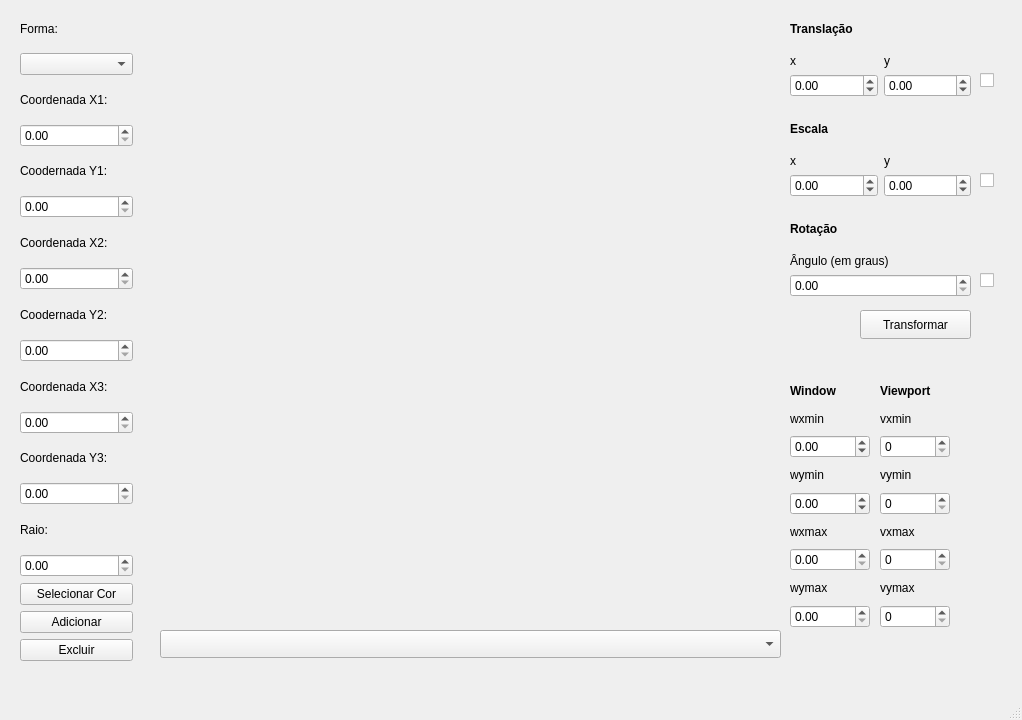
Qt form mainwindow.ui (WallaceJunior14/computer-graphics) before a commit.
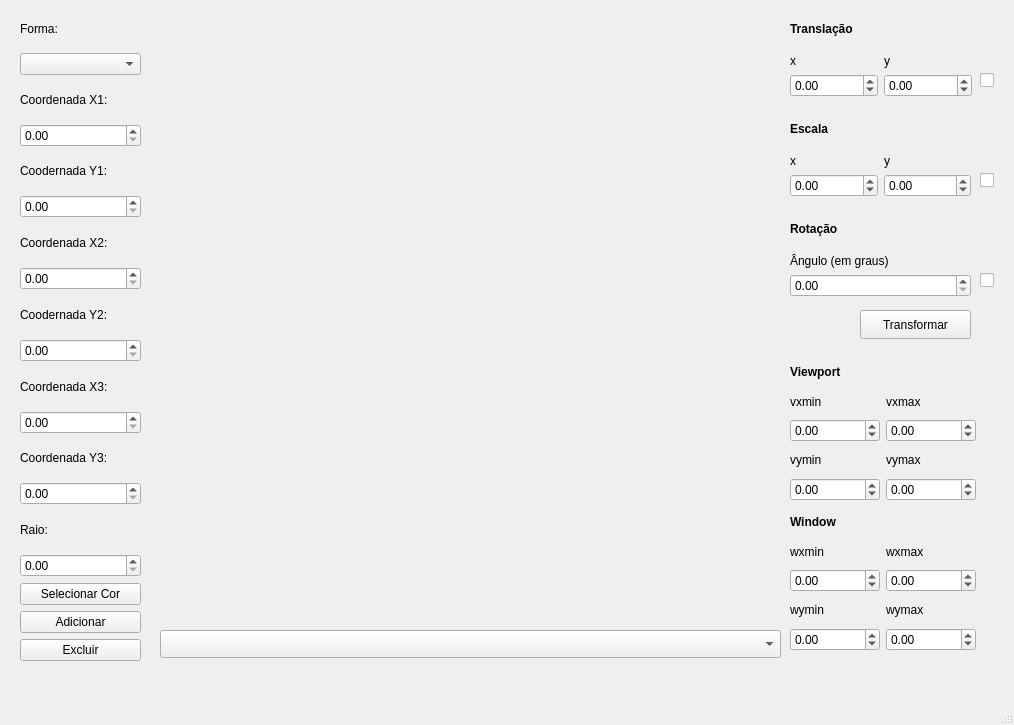
The same form after that commit. Custom widgets are drawn as their Qt base class.

Commit message: Transformada de viewport realizada

The edit to the form file:
```diff
--- a/mainwindow.ui
+++ b/mainwindow.ui
@@ -6,8 +6,8 @@
    <rect>
     <x>0</x>
     <y>0</y>
-    <width>1022</width>
-    <height>720</height>
+    <width>1014</width>
+    <height>725</height>
    </rect>
   </property>
   <property name="windowTitle">
@@ -35,7 +35,7 @@
      <rect>
       <x>20</x>
       <y>10</y>
-      <width>113</width>
+      <width>121</width>
       <height>651</height>
      </rect>
     </property>
@@ -205,7 +205,7 @@
      <rect>
       <x>790</x>
       <y>10</y>
-      <width>181</width>
+      <width>182</width>
       <height>87</height>
      </rect>
     </property>
@@ -409,13 +409,20 @@
     <property name="geometry">
      <rect>
       <x>790</x>
-      <y>380</y>
-      <width>80</width>
-      <height>248</height>
+      <y>510</y>
+      <width>186</width>
+      <height>141</height>
      </rect>
     </property>
-    <layout class="QVBoxLayout" name="layoutWindow">
-     <item>
+    <layout class="QGridLayout" name="gridLayout_4">
+     <item row="1" column="0">
+      <widget class="QLabel" name="lblWMInX">
+       <property name="text">
+        <string>wxmin</string>
+       </property>
+      </widget>
+     </item>
+     <item row="0" column="0">
       <widget class="QLabel" name="labelWindow">
        <property name="font">
         <font>
@@ -427,66 +434,65 @@
        </property>
       </widget>
      </item>
-     <item>
-      <widget class="QLabel" name="label">
-       <property name="text">
-        <string>wxmin</string>
-       </property>
-      </widget>
-     </item>
-     <item>
-      <widget class="QDoubleSpinBox" name="spinWxMin">
+     <item row="2" column="0">
+      <widget class="QDoubleSpinBox" name="spinWMinX">
        <property name="minimum">
-        <double>-99.000000000000000</double>
+        <double>-600.000000000000000</double>
        </property>
        <property name="maximum">
-        <double>200.000000000000000</double>
+        <double>600.000000000000000</double>
        </property>
       </widget>
      </item>
-     <item>
-      <widget class="QLabel" name="label_2">
-       <property name="text">
-        <string>wymin</string>
-       </property>
-      </widget>
-     </item>
-     <item>
-      <widget class="QDoubleSpinBox" name="spinWyMin">
-       <property name="decimals">
-        <number>2</number>
-       </property>
-       <property name="minimum">
-        <double>-99.000000000000000</double>
-       </property>
-       <property name="maximum">
-        <double>300.000000000000000</double>
-       </property>
-      </widget>
-     </item>
-     <item>
+     <item row="1" column="1">
       <widget class="QLabel" name="label_3">
        <property name="text">
         <string>wxmax</string>
        </property>
       </widget>
      </item>
-     <item>
-      <widget class="QDoubleSpinBox" name="spinWxMax">
+     <item row="2" column="1">
+      <widget class="QDoubleSpinBox" name="spinWMaxX">
+       <property name="minimum">
+        <double>-600.000000000000000</double>
+       </property>
        <property name="maximum">
         <double>600.000000000000000</double>
        </property>
       </widget>
      </item>
-     <item>
-      <widget class="QLabel" name="label_4">
+     <item row="6" column="1">
+      <widget class="QDoubleSpinBox" name="spinWMaxY">
+       <property name="minimum">
+        <double>-600.000000000000000</double>
+       </property>
+       <property name="maximum">
+        <double>600.000000000000000</double>
+       </property>
+      </widget>
+     </item>
+     <item row="3" column="1">
+      <widget class="QLabel" name="lblWMaxY">
        <property name="text">
         <string>wymax</string>
        </property>
       </widget>
      </item>
-     <item>
-      <widget class="QDoubleSpinBox" name="spinWyMax">
+     <item row="3" column="0">
+      <widget class="QLabel" name="lblWMinY">
+       <property name="text">
+        <string>wymin</string>
+       </property>
+      </widget>
+     </item>
+     <item row="6" column="0">
+      <widget class="QDoubleSpinBox" name="spinWMinY">
+       <property name="decimals">
+        <number>2</number>
+       </property>
+       <property name="minimum">
+        <double>-600.000000000000000</double>
+       </property>
        <property name="maximum">
         <double>600.000000000000000</double>
        </property>
@@ -494,73 +500,96 @@
      </item>
     </layout>
    </widget>
-   <widget class="QWidget" name="layoutWidget">
+   <widget class="QWidget" name="layoutWidget_4">
     <property name="geometry">
      <rect>
-      <x>880</x>
-      <y>380</y>
-      <width>70</width>
-      <height>248</height>
+      <x>790</x>
+      <y>360</y>
+      <width>186</width>
+      <height>141</height>
      </rect>
     </property>
-    <layout class="QVBoxLayout" name="layoutViewport">
-     <item>
-      <widget class="QLabel" name="labelViewport">
-       <property name="font">
-        <font>
-         <bold>true</bold>
-        </font>
-       </property>
-       <property name="text">
-        <string>Viewport</string>
-       </property>
-      </widget>
-     </item>
-     <item>
-      <widget class="QLabel" name="label_6">
+    <layout class="QGridLayout" name="gridLayout_5">
+     <item row="1" column="0">
+      <widget class="QLabel" name="lblVMInX">
        <property name="text">
         <string>vxmin</string>
        </property>
       </widget>
      </item>
-     <item>
-      <widget class="QSpinBox" name="spinVxMin"/>
-     </item>
-     <item>
-      <widget class="QLabel" name="label_7">
+     <item row="0" column="0">
+      <widget class="QLabel" name="lblTItleViewport">
+       <property name="font">
+        <font>
+         <bold>true</bold>
+        </font>
+       </property>
        <property name="text">
-        <string>vymin</string>
+        <string>Viewport</string>
        </property>
       </widget>
      </item>
-     <item>
-      <widget class="QSpinBox" name="spinVyMin"/>
+     <item row="2" column="0">
+      <widget class="QDoubleSpinBox" name="spinVMinX">
+       <property name="minimum">
+        <double>-600.000000000000000</double>
+       </property>
+       <property name="maximum">
+        <double>600.000000000000000</double>
+       </property>
+      </widget>
      </item>
-     <item>
-      <widget class="QLabel" name="label_8">
+     <item row="1" column="1">
+      <widget class="QLabel" name="lblVMaxX">
        <property name="text">
         <string>vxmax</string>
        </property>
       </widget>
      </item>
-     <item>
-      <widget class="QSpinBox" name="spinVxMax">
+     <item row="2" column="1">
+      <widget class="QDoubleSpinBox" name="spinVMaxX">
+       <property name="minimum">
+        <double>-600.000000000000000</double>
+       </property>
        <property name="maximum">
-        <number>700</number>
+        <double>600.000000000000000</double>
        </property>
       </widget>
      </item>
-     <item>
-      <widget class="QLabel" name="label_9">
+     <item row="6" column="1">
+      <widget class="QDoubleSpinBox" name="spinVMaxY">
+       <property name="minimum">
+        <double>-600.000000000000000</double>
+       </property>
+       <property name="maximum">
+        <double>600.000000000000000</double>
+       </property>
+      </widget>
+     </item>
+     <item row="3" column="1">
+      <widget class="QLabel" name="lblVMaxY">
        <property name="text">
         <string>vymax</string>
        </property>
       </widget>
      </item>
-     <item>
-      <widget class="QSpinBox" name="spinVyMax">
+     <item row="3" column="0">
+      <widget class="QLabel" name="lblVMinY">
+       <property name="text">
+        <string>vymin</string>
+       </property>
+      </widget>
+     </item>
+     <item row="6" column="0">
+      <widget class="QDoubleSpinBox" name="spinVMinY">
+       <property name="decimals">
+        <number>2</number>
+       </property>
+       <property name="minimum">
+        <double>-600.000000000000000</double>
+       </property>
        <property name="maximum">
-        <number>700</number>
+        <double>600.000000000000000</double>
        </property>
       </widget>
      </item>
```
Left out of the diff: 6 changed lines with no effect on the pictures. The commit also changes 9 other files.
